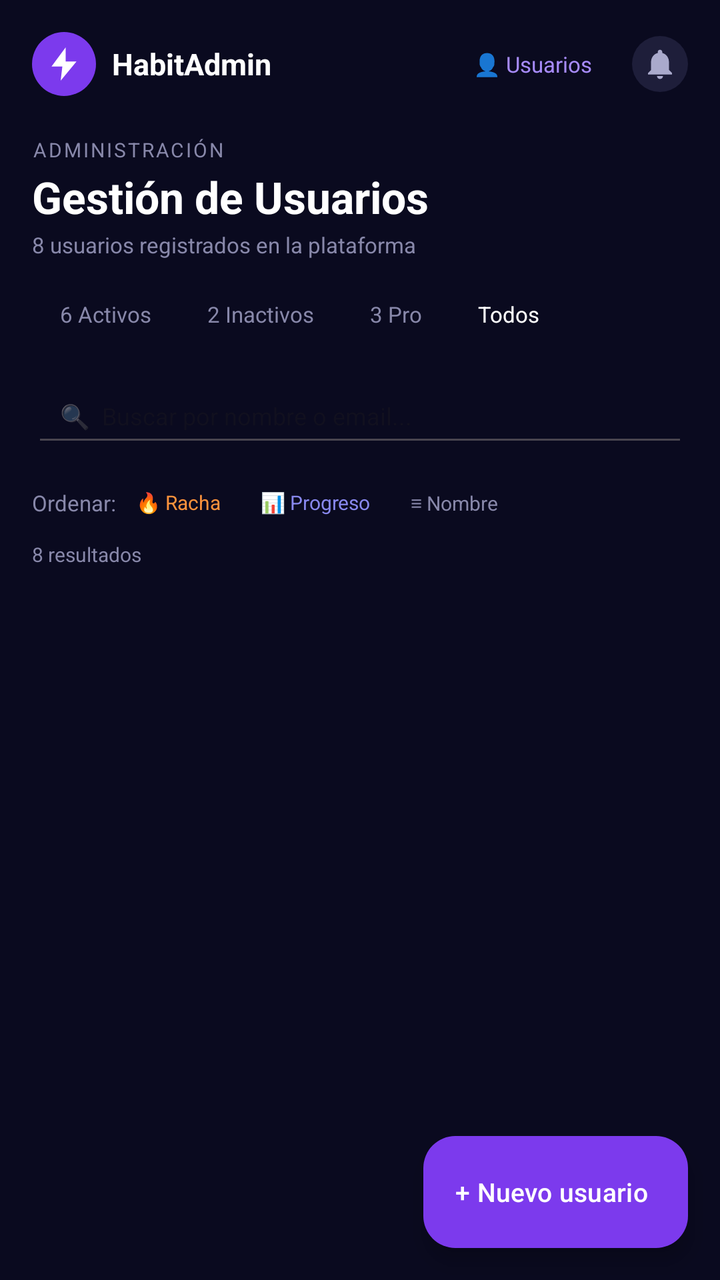
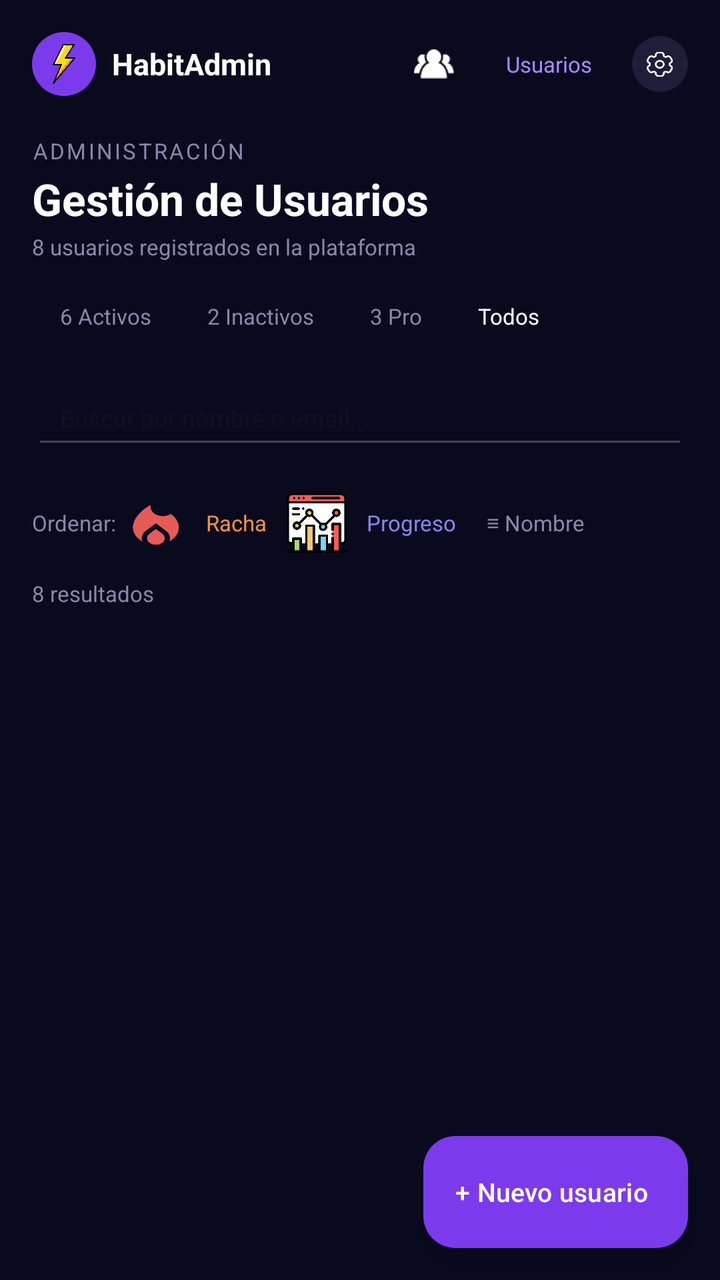

Compare the two renders of this Android layout. The source of the first and the diff that turns it into the second are given below.
<!-- AndroidManifest.xml: application theme Theme.Consty_Group -->
<!-- res/layout/fragment_gestion_usuarios.xml -->
<?xml version="1.0" encoding="utf-8"?>
<androidx.coordinatorlayout.widget.CoordinatorLayout
    xmlns:android="http://schemas.android.com/apk/res/android"
    xmlns:app="http://schemas.android.com/apk/res-auto"
    android:layout_width="match_parent"
    android:layout_height="match_parent"
    android:background="#0A0A1F">

    <androidx.core.widget.NestedScrollView
        android:layout_width="match_parent"
        android:layout_height="match_parent"
        android:padding="16dp"
        android:clipToPadding="false">

        <LinearLayout
            android:layout_width="match_parent"
            android:layout_height="wrap_content"
            android:orientation="vertical">

            
            <LinearLayout
                android:layout_width="match_parent"
                android:layout_height="wrap_content"
                android:orientation="horizontal"
                android:gravity="center_vertical"
                android:layout_marginBottom="20dp">

                <ImageView
                    android:layout_width="32dp"
                    android:layout_height="32dp"
                    android:background="@drawable/bg_round_purple"
                    android:src="@drawable/ic_bolt"
                    android:padding="6dp"
                    android:layout_marginEnd="8dp" />

                <TextView
                    android:layout_width="0dp"
                    android:layout_height="wrap_content"
                    android:layout_weight="1"
                    android:text="HabitAdmin"
                    android:textColor="#FFFFFF"
                    android:textSize="15sp"
                    android:textStyle="bold" />

                <TextView
                    android:layout_width="wrap_content"
                    android:layout_height="wrap_content"
                    android:text="👤 Usuarios"
                    android:textColor="#A78BFA"
                    android:textSize="11sp"
                    android:paddingHorizontal="12dp"
                    android:paddingVertical="4dp"
                    android:layout_marginEnd="8dp" />

                <ImageView
                    android:layout_width="28dp"
                    android:layout_height="28dp"
                    android:src="@drawable/ic_notifications"
                    android:background="@drawable/bg_round_dark"
                    android:padding="5dp"
                    android:tint="#AAAACC" />

            </LinearLayout>

            
            <TextView
                android:layout_width="wrap_content"
                android:layout_height="wrap_content"
                android:text="ADMINISTRACIÓN"
                android:textColor="#8888AA"
                android:textSize="10sp"
                android:letterSpacing="0.1" />

            <TextView
                android:layout_width="wrap_content"
                android:layout_height="wrap_content"
                android:text="Gestión de Usuarios"
                android:textColor="#FFFFFF"
                android:textSize="22sp"
                android:textStyle="bold"
                android:layout_marginTop="2dp" />

            <TextView
                android:id="@+id/tvTotalUsuarios"
                android:layout_width="wrap_content"
                android:layout_height="wrap_content"
                android:text="8 usuarios registrados en la plataforma"
                android:textColor="#8888AA"
                android:textSize="11sp"
                android:layout_marginTop="2dp"
                android:layout_marginBottom="14dp" />

            
            <HorizontalScrollView
                android:layout_width="match_parent"
                android:layout_height="wrap_content"
                android:scrollbars="none"
                android:layout_marginBottom="14dp">

                <LinearLayout
                    android:layout_width="wrap_content"
                    android:layout_height="wrap_content"
                    android:orientation="horizontal">

                    <TextView
                        android:id="@+id/btnFiltroActivos"
                        android:layout_width="wrap_content"
                        android:layout_height="wrap_content"
                        android:text="6 Activos"
                        android:textColor="#8888AA"
                        android:textSize="11sp"
                        android:paddingHorizontal="14dp"
                        android:paddingVertical="6dp" />

                    <TextView
                        android:id="@+id/btnFiltroInactivos"
                        android:layout_width="wrap_content"
                        android:layout_height="wrap_content"
                        android:text="2 Inactivos"
                        android:textColor="#8888AA"
                        android:textSize="11sp"
                        android:paddingHorizontal="14dp"
                        android:paddingVertical="6dp" />

                    <TextView
                        android:id="@+id/btnFiltroPro"
                        android:layout_width="wrap_content"
                        android:layout_height="wrap_content"
                        android:text="3 Pro"
                        android:textColor="#8888AA"
                        android:textSize="11sp"
                        android:paddingHorizontal="14dp"
                        android:paddingVertical="6dp" />

                    <TextView
                        android:id="@+id/btnFiltroTodos"
                        android:layout_width="wrap_content"
                        android:layout_height="wrap_content"
                        android:text="Todos"
                        android:textColor="#FFFFFF"
                        android:textSize="11sp"
                        android:paddingHorizontal="14dp"
                        android:paddingVertical="6dp" />

                </LinearLayout>
            </HorizontalScrollView>

            
            <EditText
                android:id="@+id/etBuscarUsuario"
                android:layout_width="match_parent"
                android:layout_height="44dp"
                android:hint="🔍  Buscar por nombre o email..."
                android:textColor="#FFFFFF"
                android:textSize="12sp"
                android:paddingHorizontal="14dp"
                android:inputType="text"
                android:imeOptions="actionSearch"
                android:layout_marginBottom="12dp" />

            
            <LinearLayout
                android:layout_width="match_parent"
                android:layout_height="wrap_content"
                android:orientation="horizontal"
                android:gravity="center_vertical"
                android:layout_marginBottom="8dp">

                <TextView
                    android:layout_width="wrap_content"
                    android:layout_height="wrap_content"
                    android:text="Ordenar:"
                    android:textColor="#8888AA"
                    android:textSize="11sp" />

                <TextView
                    android:id="@+id/btnSortRacha"
                    android:layout_width="wrap_content"
                    android:layout_height="wrap_content"
                    android:text="🔥 Racha"
                    android:textColor="#FB923C"
                    android:textSize="10sp"
                    android:paddingHorizontal="10dp"
                    android:paddingVertical="4dp" />

                <TextView
                    android:id="@+id/btnSortProgreso"
                    android:layout_width="wrap_content"
                    android:layout_height="wrap_content"
                    android:text="📊 Progreso"
                    android:textColor="#8888EE"
                    android:textSize="10sp"
                    android:paddingHorizontal="10dp"
                    android:paddingVertical="4dp" />

                <TextView
                    android:id="@+id/btnSortNombre"
                    android:layout_width="wrap_content"
                    android:layout_height="wrap_content"
                    android:text="≡ Nombre"
                    android:textColor="#8888AA"
                    android:textSize="10sp"

                    android:paddingHorizontal="10dp"
                    android:paddingVertical="4dp" />

            </LinearLayout>

            
            <TextView
                android:id="@+id/tvResultados"
                android:layout_width="wrap_content"
                android:layout_height="wrap_content"
                android:text="8 resultados"
                android:textColor="#8888AA"
                android:textSize="10sp"
                android:layout_marginBottom="10dp" />

            
            <androidx.recyclerview.widget.RecyclerView
                android:id="@+id/rvUsuarios"
                android:layout_width="match_parent"
                android:layout_height="wrap_content"
                android:nestedScrollingEnabled="false"
                android:layout_marginBottom="72dp" />

        </LinearLayout>
    </androidx.core.widget.NestedScrollView>

    
    <com.google.android.material.floatingactionbutton.ExtendedFloatingActionButton
        android:id="@+id/fabNuevoUsuario"
        android:layout_width="wrap_content"
        android:layout_height="wrap_content"
        android:layout_gravity="bottom|end"
        android:layout_margin="16dp"
        android:text="+ Nuevo usuario"
        android:textColor="#FFFFFF"
        android:textSize="13sp"
        app:backgroundTint="#7C3AED"
        app:iconTint="#FFFFFF"
        app:elevation="6dp" />

</androidx.coordinatorlayout.widget.CoordinatorLayout>
<!-- resources referenced by this layout -->
<resources>
  <!-- drawable bg_round_dark (drawable) -->
  <?xml version="1.0" encoding="utf-8"?>
  <shape xmlns:android="http://schemas.android.com/apk/res/android" android:shape="oval">
      <solid android:color="#1E1E3A"/>
  </shape>
  <!-- drawable bg_round_purple (drawable) -->
  <?xml version="1.0" encoding="utf-8"?>
  <shape xmlns:android="http://schemas.android.com/apk/res/android" android:shape="oval">
      <solid android:color="#7C3AED"/>
  </shape>
  <!-- drawable ic_bolt (drawable) -->
  <?xml version="1.0" encoding="utf-8"?>
  <vector xmlns:android="http://schemas.android.com/apk/res/android"
      android:width="24dp" android:height="24dp"
      android:viewportWidth="24" android:viewportHeight="24">
      <path android:fillColor="#FFFFFF"
          android:pathData="M13,2L4.5,13.5H11L10,22L19.5,10.5H13L13,2Z"/>
  </vector>
  <!-- drawable ic_notifications (drawable) -->
  <?xml version="1.0" encoding="utf-8"?>
  <vector xmlns:android="http://schemas.android.com/apk/res/android"
      android:width="24dp" android:height="24dp"
      android:viewportWidth="24" android:viewportHeight="24">
      <path android:fillColor="#FFFFFF"
          android:pathData="M12,22c1.1,0 2,-0.9 2,-2h-4c0,1.1 0.9,2 2,2zm6,-6v-5c0,-3.07 -1.63,-5.64 -4.5,-6.32V4c0,-0.83 -0.67,-1.5 -1.5,-1.5s-1.5,0.67 -1.5,1.5v0.68C7.64,5.36 6,7.92 6,11v5l-2,2v1h16v-1l-2,-2z"/>
  </vector>
  <style name="Theme.Consty_Group" parent="Base.Theme.Consty_Group" />
  <style name="Base.Theme.Consty_Group" parent="Theme.Material3.DayNight.NoActionBar">
          <item name="android:statusBarColor">@color/backgroundColo</item>
  
      </style>
  <color name="backgroundColo">#0A0E21</color>
</resources>

<!-- the commit's change to res/layout/fragment_gestion_usuarios.xml (unified diff, before → after) -->
@@ -4,7 +4,7 @@
     xmlns:app="http://schemas.android.com/apk/res-auto"
     android:layout_width="match_parent"
     android:layout_height="match_parent"
-    android:background="#0A0A1F">
+    android:background="@color/backgroundAdmin">
 
     <androidx.core.widget.NestedScrollView
         android:layout_width="match_parent"
@@ -29,7 +29,7 @@
                     android:layout_width="32dp"
                     android:layout_height="32dp"
                     android:background="@drawable/bg_round_purple"
-                    android:src="@drawable/ic_bolt"
+                    android:src="@drawable/destello"
                     android:padding="6dp"
                     android:layout_marginEnd="8dp" />
 
@@ -37,16 +37,23 @@
                     android:layout_width="0dp"
                     android:layout_height="wrap_content"
                     android:layout_weight="1"
-                    android:text="HabitAdmin"
-                    android:textColor="#FFFFFF"
+                    android:text="@string/habitadmin"
+                    android:textColor="@color/white"
                     android:textSize="15sp"
                     android:textStyle="bold" />
 
-                <TextView
-                    android:layout_width="wrap_content"
-                    android:layout_height="wrap_content"
-                    android:text="👤 Usuarios"
-                    android:textColor="#A78BFA"
+                <ImageView
+                    android:layout_width="32dp"
+                    android:layout_height="32dp"
+                    android:src="@drawable/icono10"
+                    android:padding="6dp"
+                    android:layout_marginEnd="8dp" />
+
+                <TextView
+                    android:layout_width="wrap_content"
+                    android:layout_height="wrap_content"
+                    android:text="@string/usuarios"
+                    android:textColor="@color/a78bfa"
                     android:textSize="11sp"
                     android:paddingHorizontal="12dp"
                     android:paddingVertical="4dp"
@@ -55,10 +62,10 @@
                 <ImageView
                     android:layout_width="28dp"
                     android:layout_height="28dp"
-                    android:src="@drawable/ic_notifications"
+                    android:src="@drawable/tuerca"
                     android:background="@drawable/bg_round_dark"
                     android:padding="5dp"
-                    android:tint="#AAAACC" />
+                     />
 
             </LinearLayout>
 
@@ -66,16 +73,16 @@
             <TextView
                 android:layout_width="wrap_content"
                 android:layout_height="wrap_content"
-                android:text="ADMINISTRACIÓN"
-                android:textColor="#8888AA"
-                android:textSize="10sp"
+                android:text="@string/administracion"
+                android:textColor="@color/texto1Admin"
+                android:textSize="11sp"
                 android:letterSpacing="0.1" />
 
             <TextView
                 android:layout_width="wrap_content"
                 android:layout_height="wrap_content"
-                android:text="Gestión de Usuarios"
-                android:textColor="#FFFFFF"
+                android:text="@string/gestion_usuarios"
+                android:textColor="@color/white"
                 android:textSize="22sp"
                 android:textStyle="bold"
                 android:layout_marginTop="2dp" />
@@ -84,8 +91,8 @@
                 android:id="@+id/tvTotalUsuarios"
                 android:layout_width="wrap_content"
                 android:layout_height="wrap_content"
-                android:text="8 usuarios registrados en la plataforma"
-                android:textColor="#8888AA"
+                android:text="@string/usuarios_registrados_plataforma"
+                android:textColor="@color/texto1Admin"
                 android:textSize="11sp"
                 android:layout_marginTop="2dp"
                 android:layout_marginBottom="14dp" />
@@ -106,8 +113,8 @@
                         android:id="@+id/btnFiltroActivos"
                         android:layout_width="wrap_content"
                         android:layout_height="wrap_content"
-                        android:text="6 Activos"
-                        android:textColor="#8888AA"
+                        android:text="@string/activos_6"
+                        android:textColor="@color/texto1Admin"
                         android:textSize="11sp"
                         android:paddingHorizontal="14dp"
                         android:paddingVertical="6dp" />
@@ -116,8 +123,8 @@
                         android:id="@+id/btnFiltroInactivos"
                         android:layout_width="wrap_content"
                         android:layout_height="wrap_content"
-                        android:text="2 Inactivos"
-                        android:textColor="#8888AA"
+                        android:text="@string/inactivos_2"
+                        android:textColor="@color/texto1Admin"
                         android:textSize="11sp"
                         android:paddingHorizontal="14dp"
                         android:paddingVertical="6dp" />
@@ -126,8 +133,8 @@
                         android:id="@+id/btnFiltroPro"
                         android:layout_width="wrap_content"
                         android:layout_height="wrap_content"
-                        android:text="3 Pro"
-                        android:textColor="#8888AA"
+                        android:text="@string/pro_3"
+                        android:textColor="@color/texto1Admin"
                         android:textSize="11sp"
                         android:paddingHorizontal="14dp"
                         android:paddingVertical="6dp" />
@@ -136,8 +143,8 @@
                         android:id="@+id/btnFiltroTodos"
                         android:layout_width="wrap_content"
                         android:layout_height="wrap_content"
-                        android:text="Todos"
-                        android:textColor="#FFFFFF"
+                        android:text="@string/todos"
+                        android:textColor="@color/white"
                         android:textSize="11sp"
                         android:paddingHorizontal="14dp"
                         android:paddingVertical="6dp" />
@@ -150,8 +157,8 @@
                 android:id="@+id/etBuscarUsuario"
                 android:layout_width="match_parent"
                 android:layout_height="44dp"
-                android:hint="🔍  Buscar por nombre o email..."
-                android:textColor="#FFFFFF"
+                android:hint="@string/buscar_hint"
+                android:textColor="@color/white"
                 android:textSize="12sp"
                 android:paddingHorizontal="14dp"
                 android:inputType="text"
@@ -169,41 +176,55 @@
                 <TextView
                     android:layout_width="wrap_content"
                     android:layout_height="wrap_content"
-                    android:text="Ordenar:"
-                    android:textColor="#8888AA"
+                    android:text="@string/ordenar"
+                    android:textColor="@color/texto1Admin"
                     android:textSize="11sp" />
 
-                <TextView
+                <ImageView
                     android:id="@+id/btnSortRacha"
-                    android:layout_width="wrap_content"
-                    android:layout_height="wrap_content"
-                    android:text="🔥 Racha"
-                    android:textColor="#FB923C"
-                    android:textSize="10sp"
+                    android:layout_width="40dp"
+                    android:layout_height="40dp"
+                    android:src="@drawable/img2estadisticas"
+                    android:paddingHorizontal="5dp"
+                    android:paddingVertical="4dp" />
+
+                <TextView
+                    android:layout_width="wrap_content"
+                    android:layout_height="wrap_content"
+                    android:text="@string/racha"
+                    android:textColor="@color/medioAdmin"
+                    android:textSize="11sp"
+                    android:paddingHorizontal="5dp"
+                    android:paddingVertical="4dp"/>
+
+                <ImageView
+                    android:id="@+id/btnSortProgreso"
+                    android:layout_width="40dp"
+                    android:layout_height="40dp"
+                    android:src="@drawable/completacion"
+                    android:paddingHorizontal="5dp"
+                    android:paddingVertical="4dp" />
+
+                <TextView
+                    android:layout_width="wrap_content"
+                    android:layout_height="wrap_content"
+                    android:text="@string/progreso"
+                    android:textColor="@color/progresoSortColor"
+                    android:textSize="11sp"
+                    android:paddingHorizontal="5dp"
+                    android:paddingVertical="4dp"/>
+
+                <TextView
+                    android:id="@+id/btnSortNombre"
+                    android:layout_width="wrap_content"
+                    android:layout_height="wrap_content"
+                    android:text="@string/nombre_sort"
+                    android:textColor="@color/texto1Admin"
+                    android:textSize="11sp"
+
                     android:paddingHorizontal="10dp"
                     android:paddingVertical="4dp" />
 
-                <TextView
-                    android:id="@+id/btnSortProgreso"
-                    android:layout_width="wrap_content"
-                    android:layout_height="wrap_content"
-                    android:text="📊 Progreso"
-                    android:textColor="#8888EE"
-                    android:textSize="10sp"
-                    android:paddingHorizontal="10dp"
-                    android:paddingVertical="4dp" />
-
-                <TextView
-                    android:id="@+id/btnSortNombre"
-                    android:layout_width="wrap_content"
-                    android:layout_height="wrap_content"
-                    android:text="≡ Nombre"
-                    android:textColor="#8888AA"
-                    android:textSize="10sp"
-
-                    android:paddingHorizontal="10dp"
-                    android:paddingVertical="4dp" />
-
             </LinearLayout>
 
             
@@ -211,9 +232,9 @@
                 android:id="@+id/tvResultados"
                 android:layout_width="wrap_content"
                 android:layout_height="wrap_content"
-                android:text="8 resultados"
-                android:textColor="#8888AA"
-                android:textSize="10sp"
+                android:text="@string/resultados_8"
+                android:textColor="@color/texto1Admin"
+                android:textSize="11sp"
                 android:layout_marginBottom="10dp" />
 
             
@@ -234,11 +255,11 @@
         android:layout_height="wrap_content"
         android:layout_gravity="bottom|end"
         android:layout_margin="16dp"
-        android:text="+ Nuevo usuario"
-        android:textColor="#FFFFFF"
+        android:text="@string/nuevo_usuario"
+        android:textColor="@color/white"
         android:textSize="13sp"
-        app:backgroundTint="#7C3AED"
-        app:iconTint="#FFFFFF"
+        app:backgroundTint="@color/todosUsuarios"
+        app:iconTint="@color/white"
         app:elevation="6dp" />
 
 </androidx.coordinatorlayout.widget.CoordinatorLayout>
<!-- resource entries referenced after the edit -->
@@ -1,5 +1,12 @@
 <!-- resources referenced by this layout -->
 <resources>
+  <color name="a78bfa">#A78BFA</color>
+  <color name="backgroundAdmin">#0A0A1F</color>
+  <color name="medioAdmin">#FB923C</color>
+  <color name="progresoSortColor">#8888EE</color>
+  <color name="texto1Admin">#8888AA</color>
+  <color name="todosUsuarios">#7C3AED</color>
+  <color name="white">#FFFFFFFF</color>
   <!-- drawable bg_round_dark (drawable) -->
   <?xml version="1.0" encoding="utf-8"?>
   <shape xmlns:android="http://schemas.android.com/apk/res/android" android:shape="oval">
@@ -10,22 +17,27 @@
   <shape xmlns:android="http://schemas.android.com/apk/res/android" android:shape="oval">
       <solid android:color="#7C3AED"/>
   </shape>
-  <!-- drawable ic_bolt (drawable) -->
-  <?xml version="1.0" encoding="utf-8"?>
-  <vector xmlns:android="http://schemas.android.com/apk/res/android"
-      android:width="24dp" android:height="24dp"
-      android:viewportWidth="24" android:viewportHeight="24">
-      <path android:fillColor="#FFFFFF"
-          android:pathData="M13,2L4.5,13.5H11L10,22L19.5,10.5H13L13,2Z"/>
-  </vector>
-  <!-- drawable ic_notifications (drawable) -->
-  <?xml version="1.0" encoding="utf-8"?>
-  <vector xmlns:android="http://schemas.android.com/apk/res/android"
-      android:width="24dp" android:height="24dp"
-      android:viewportWidth="24" android:viewportHeight="24">
-      <path android:fillColor="#FFFFFF"
-          android:pathData="M12,22c1.1,0 2,-0.9 2,-2h-4c0,1.1 0.9,2 2,2zm6,-6v-5c0,-3.07 -1.63,-5.64 -4.5,-6.32V4c0,-0.83 -0.67,-1.5 -1.5,-1.5s-1.5,0.67 -1.5,1.5v0.68C7.64,5.36 6,7.92 6,11v5l-2,2v1h16v-1l-2,-2z"/>
-  </vector>
+  <!-- drawable completacion: png bitmap (drawable, 19587 bytes) -->
+  <!-- drawable destello: png bitmap (drawable, 13382 bytes) -->
+  <!-- drawable icono10: png bitmap (drawable, 684 bytes) -->
+  <!-- drawable img2estadisticas: png bitmap (drawable, 14371 bytes) -->
+  <!-- drawable tuerca: png bitmap (drawable, 16744 bytes) -->
+  <string name="activos_6">6 Activos</string>
+  <string name="administracion">ADMINISTRACIÓN</string>
+  <string name="buscar_hint">  Buscar por nombre o email...</string>
+  <string name="gestion_usuarios">Gestión de Usuarios</string>
+  <string name="habitadmin">HabitAdmin</string>
+  <string name="inactivos_2">2 Inactivos</string>
+  <string name="nombre_sort">≡ Nombre</string>
+  <string name="nuevo_usuario">+ Nuevo usuario</string>
+  <string name="ordenar">Ordenar:</string>
+  <string name="pro_3">3 Pro</string>
+  <string name="progreso">Progreso</string>
+  <string name="racha"> Racha</string>
+  <string name="resultados_8">8 resultados</string>
+  <string name="todos">Todos</string>
+  <string name="usuarios">Usuarios</string>
+  <string name="usuarios_registrados_plataforma">8 usuarios registrados en la plataforma</string>
   <style name="Theme.Consty_Group" parent="Base.Theme.Consty_Group" />
   <style name="Base.Theme.Consty_Group" parent="Theme.Material3.DayNight.NoActionBar">
           <item name="android:statusBarColor">@color/backgroundColo</item>
